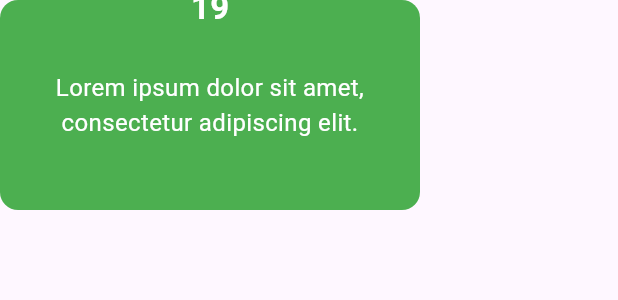
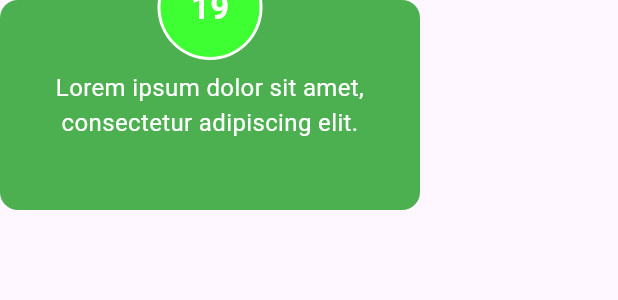
Before and after one commit to OtabekNuriddinov/pdp_quiz, a Flutter app: the TimerCard widget shown alone on an empty page, opened directly, on a phone screen of 412 x 824 dp. Shown: the top 300 px of the screen. Run offline on Flutter 3.47's test engine with Material 3 defaults, Android fonts, the light colour scheme and no system bars; our stand-ins replace flutter_svg.

Commit message:
[Otabek] page 8 sal-pal to'g'irlandi

```diff
--- a/lib/core/theme/colors.dart
+++ b/lib/core/theme/colors.dart
@@ -5,4 +5,6 @@ sealed class AppColors{
   static Color green = Color(0xFF00B533);
   static Color black = Colors.black;
   static Color grey100 = Color(0xFFC1C1C1);
+  static const green2 =Color(0xFF3DFF32);
+
 }
--- a/lib/core/theme/icons.dart
+++ b/lib/core/theme/icons.dart
@@ -3,4 +3,8 @@ import 'package:flutter_svg/svg.dart';
 sealed class AppIcons{
   static SvgPicture pdp = SvgPicture.asset("assets/icons/pdp_logo.svg");
   static SvgPicture googleBut = SvgPicture.asset("assets/icons/google_button.svg");
+  static SvgPicture home = SvgPicture.asset("assets/icons/google_button.svg");
+  static SvgPicture grade = SvgPicture.asset("assets/icons/google_button.svg");
+  static SvgPicture profile = SvgPicture.asset("assets/icons/google_button.svg");
+  static SvgPicture littleFlutter = SvgPicture.asset("assets/icons/little_flutter_logo.svg");
 }
--- a/lib/screen/app_color.dart
+++ /dev/null
@@ -1,7 +0,0 @@
-import 'package:flutter/material.dart';
-sealed class AppColors{
-  static const white=Colors.white;
-  static const green=Color(0xFF3DFF32);
-  static const black=Colors.black;
-
-}
--- a/lib/screen/page_eight.dart
+++ b/lib/screen/page_eight.dart
@@ -1,9 +1,9 @@
 import 'dart:async';
 import 'package:flutter/material.dart';
-import 'package:pdp_quiz/core/icon/icon.dart';
-import 'package:pdp_quiz/core/widget/fluttew_widget.dart';
 
-import '../core/color/app_color.dart';
+import '../core/theme/colors.dart';
+import '../core/theme/icons.dart';
+
 
 void main() {
   runApp(const MyApp());
@@ -24,9 +24,11 @@ class MyApp extends StatelessWidget {
           title: const Text("Title ham qoyinglar"),
           centerTitle: true,
           actions: [
-            const CircleAvatar(
-              child: Center(child: FlutterIcon.flutterIcon),
+            CircleAvatar(
               radius: 20,
+              child: Center(
+                  child: AppIcons.littleFlutter
+              ),
             )
           ],
         ),
@@ -40,7 +42,7 @@ class MyApp extends StatelessWidget {
             const SizedBox(
               height: 15,
             ),
-            Container(
+            SizedBox(
               width: 335,
               height: 202,
               child: Column(
@@ -48,7 +50,7 @@ class MyApp extends StatelessWidget {
                 children: [
                   for (var i = 0; i < 3; i++)
                     CustomButton(
-                        question: "$i saol",
+                        question: "$i savol",
                         variant: "${i + i} savollar boladi "),
                   const SizedBox(
                     height: 15,
@@ -59,9 +61,9 @@ class MyApp extends StatelessWidget {
           ],
         ),
         bottomNavigationBar: BottomNavigationBar(items: [
-          BottomNavigationBarItem(icon: AppIcon.home, label: ''),
-          BottomNavigationBarItem(icon: AppIcon.center, label: ''),
-          BottomNavigationBarItem(icon: AppIcon.person, label: ''),
+          BottomNavigationBarItem(icon: AppIcons.home, label: ''),
+          BottomNavigationBarItem(icon: AppIcons.grade, label: ''),
+          BottomNavigationBarItem(icon: AppIcons.profile, label: ''),
         ]),
       ),
     );
@@ -69,11 +71,13 @@ class MyApp extends StatelessWidget {
 }
 
 class TimerCard extends StatefulWidget {
+  const TimerCard({super.key});
+
   @override
-  _TimerCardState createState() => _TimerCardState();
+  TimerCardState createState() => TimerCardState();
 }
 
-class _TimerCardState extends State<TimerCard> {
+class TimerCardState extends State<TimerCard> {
   int _counter = 20;
   late Timer _timer;
 
@@ -129,14 +133,6 @@ class _TimerCardState extends State<TimerCard> {
             children: [
               /// todo timer cicrle
               Container(
-                child: Container(
-                  width: 60,
-                  height: 60,
-                  decoration: const BoxDecoration(
-                    shape: BoxShape.circle,
-                    color: AppColors.green,
-                  ),
-                ),
                 padding: EdgeInsets.all(2),
 
                 ///todo oq rangi
@@ -145,6 +141,14 @@ class _TimerCardState extends State<TimerCard> {
                 decoration: BoxDecoration(
                   shape: BoxShape.circle,
                   color: AppColors.white,
+                ),
+                child: Container(
+                  width: 60,
+                  height: 60,
+                  decoration: const BoxDecoration(
+                    shape: BoxShape.circle,
+                    color: AppColors.green2,
+                  ),
                 ),
               ),
 
```
Also changed, not shown: assets/icons/grade.svg (added), assets/icons/home.svg (added), assets/icons/little_flutter_logo.svg (added), assets/icons/profile.svg (added).
